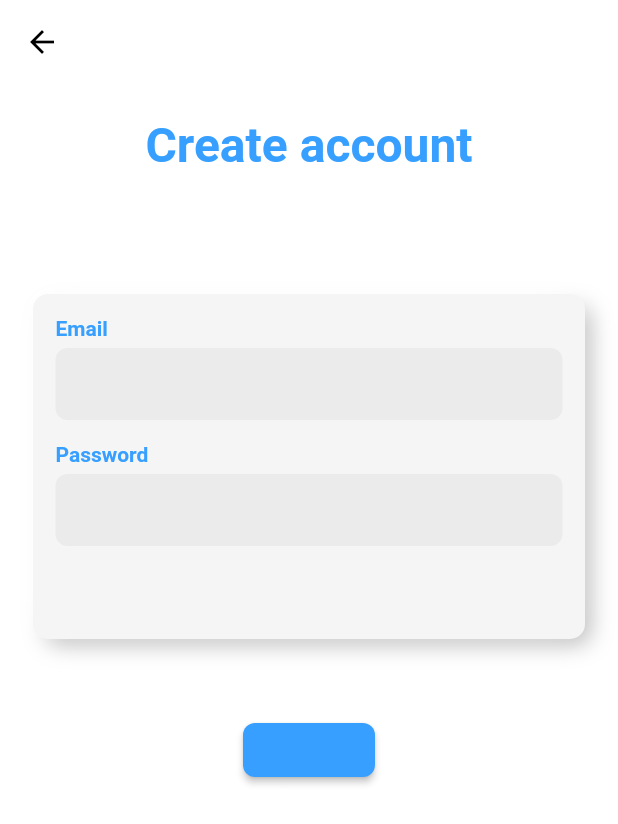
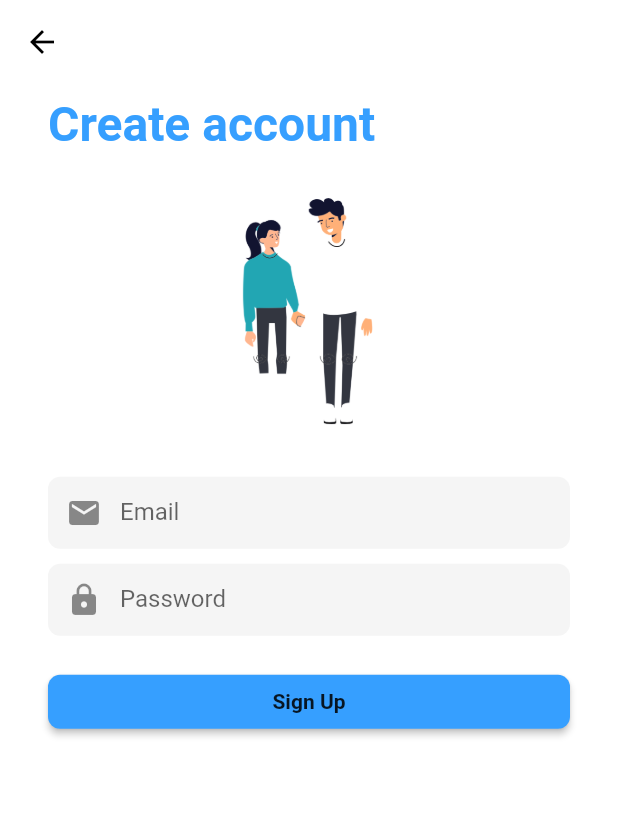
Before and after one commit to UserKazun/relationship_management, a Flutter app: the RegisterScreen screen opened by its route, on a phone screen of 412 x 824 dp. Shown: the top 824 px of the screen. Run offline on Flutter 3.47's test engine with Material 2 defaults, Android fonts, the phone set to English and light mode, and no system bars; our stand-ins replace cloud_firestore, firebase_auth, flutter_signin_button, flutter_spinkit, flutter_staggered_animations, google_fonts and 2 more; missing offline and left inert: apple_sign_in; accounts and stored records are empty.

Commit message:
Basic editing of the Sign up screen.

```diff
--- a/lib/src/ui/screens/register_screen.dart
+++ b/lib/src/ui/screens/register_screen.dart
@@ -21,9 +21,15 @@ class _RegisterScreenState extends State<RegisterScreen> {
         iconTheme: Theme.of(context).iconTheme,
         elevation: 0,
       ),
-      body: Padding(
-        padding: const EdgeInsets.all(22.0),
+      body: Stack(
+        fit: StackFit.expand,
+        children: <Widget>[
+          SafeArea(
+            child: Padding(
+              padding: const EdgeInsets.symmetric(horizontal: 32, vertical: 8),
               child: Column(
+                mainAxisSize: MainAxisSize.max,
+                crossAxisAlignment: CrossAxisAlignment.start,
                 children: <Widget>[
                   Text(
                     'Create account',
@@ -33,40 +39,16 @@ class _RegisterScreenState extends State<RegisterScreen> {
                         color: Theme.of(context).primaryColor
                     ),
                   ),
-            SizedBox(height: 80,),
-            Container(
-              padding: EdgeInsets.all(15.0),
-              height: 230,
-              decoration: BoxDecoration(
-                color: Colors.grey[100],
-                borderRadius: BorderRadius.all(Radius.circular(10.0)),
-                boxShadow: [
-                  BoxShadow(
-                    color: Colors.grey[400],
-                    spreadRadius: -2.0,
-                    blurRadius: 12.0,
-                    offset: Offset(6.0, 6.0),
+                  Image(
+                    image: AssetImage(
+                        'assets/images/people_in_couple.png'
                     ),
-                  BoxShadow(
-                    color: Colors.white,
-                    spreadRadius: -2.0,
-                    blurRadius: 12.0,
-                    offset: Offset(-6.0, -6.0),
                   ),
-                ],
-              ),
-              child: Form(
+                  Form(
                     key: _formKey,
                     child: Column(
                       crossAxisAlignment: CrossAxisAlignment.stretch,
                       children: <Widget>[
-                    Text(
-                      'Email',
-                      style: TextStyle(
-                        fontWeight: FontWeight.bold,
-                        color: Theme.of(context).primaryColor
-                      ),
-                    ),
                         SizedBox(height: 5),
                         TextFormField(
                           validator: (value) {
@@ -75,18 +57,13 @@ class _RegisterScreenState extends State<RegisterScreen> {
                             }
                             return null;
                           },
-                    ),
-
-                    SizedBox(height: 15),
-
-                    Text(
-                      'Password',
-                      style: TextStyle(
-                        fontWeight: FontWeight.bold,
-                        color: Theme.of(context).primaryColor
+                          decoration: InputDecoration(
+                            labelText: 'Email',
+                            prefixIcon: Icon(Icons.email),
                           ),
                         ),
-                    SizedBox(height: 5),
+                        SizedBox(height: 10),
+
                         TextFormField(
                           validator: (value) {
                             if (value.isEmpty) {
@@ -94,19 +71,28 @@ class _RegisterScreenState extends State<RegisterScreen> {
                             }
                             return null;
                           },
+                          decoration: InputDecoration(
+                            labelText: 'Password',
+                            prefixIcon: Icon(Icons.lock),
+                          ),
+                        ),
+                        SizedBox(height: 20),
+                        RaisedButton(
+                          child: Text(
+                              'Sign Up'
+                          ),
+                          onPressed: () {
+
+                          },
+                        ),
+                      ],
+                    ),
                   ),
                 ],
               ),
             ),
           ),
-            SizedBox(height: 50),
-            RaisedButton(
-              onPressed: () {
-
-              },
-            )
         ],
-        ),
       ),
     );
   }
```
Also changed, not shown: assets/images/people_in_couple.png (added). Lines whose indentation alone changed are shown as unchanged.
